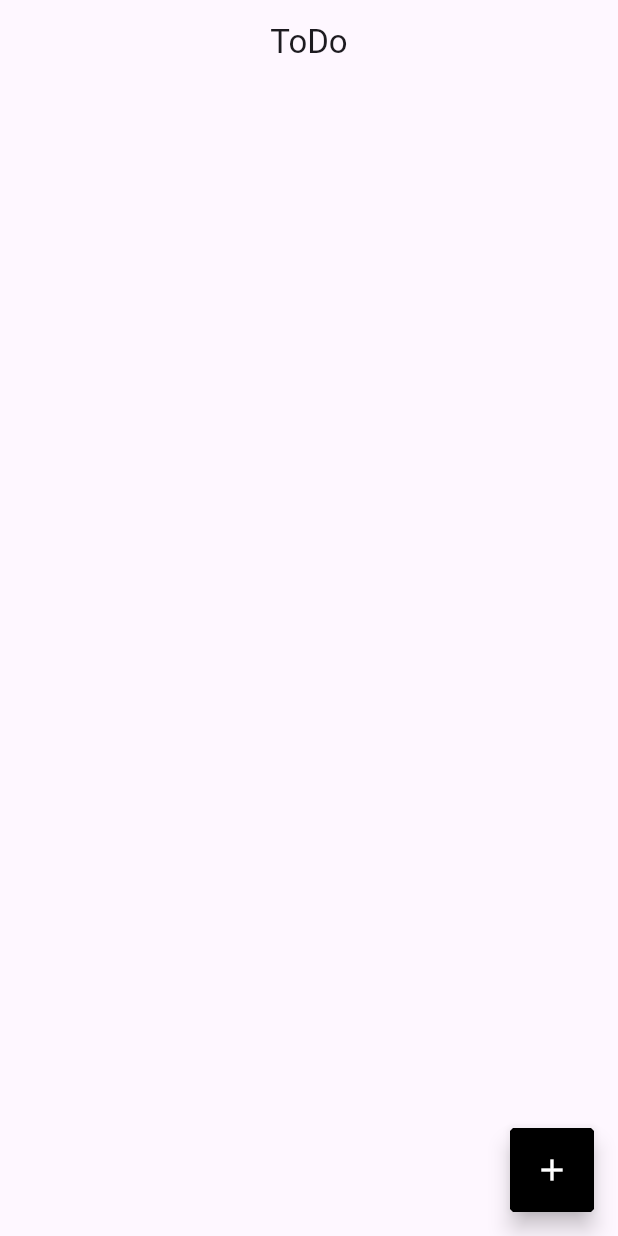
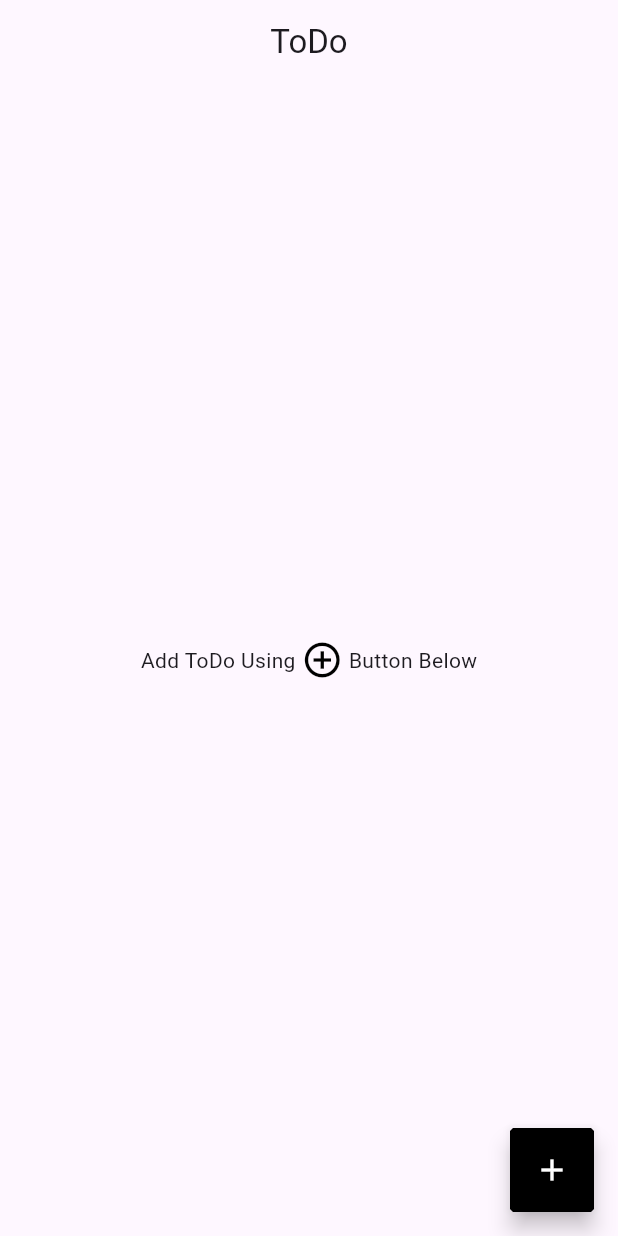
Before and after one commit to shijinthottiyil/mylearning, a Flutter app: the screen it shows after launch, on a phone screen of 412 x 824 dp. Run offline on Flutter 3.47's test engine with Material 3 defaults, Android fonts, the light colour scheme and no system bars; our stand-ins replace bloc, equatable, flutter_bloc, flutter_slidable.

Commit message:
TODO STOPED FOR PORTFOLIO

```diff
--- a/lib/feature/todo/bloc/todo_state.dart
+++ b/lib/feature/todo/bloc/todo_state.dart
@@ -7,8 +7,6 @@ sealed class TodoState extends Equatable {
   List<Object> get props => [];
 }
 
-final class TodoInitial extends TodoState {}
-
 final class TodoDataState extends TodoState {
   final List<ToDoModel> toDoModelList;
   const TodoDataState({required this.toDoModelList});
@@ -16,5 +14,3 @@ final class TodoDataState extends TodoState {
   @override
   List<Object> get props => [toDoModelList];
 }
-
-final class TodoAddedState extends TodoState {}
--- a/lib/feature/todo/view/todo_view.dart
+++ b/lib/feature/todo/view/todo_view.dart
@@ -1,5 +1,6 @@
 import 'package:flutter/material.dart';
 import 'package:flutter_bloc/flutter_bloc.dart';
+import 'package:flutter_slidable/flutter_slidable.dart';
 import 'package:mylearning/feature/todo/bloc/todo_bloc.dart';
 import 'package:mylearning/feature/todo/model/todo_model.dart';
 import 'package:mylearning/util/ui/constant/app_border_radius.dart';
@@ -40,15 +41,67 @@ class _ToDoViewState extends State<ToDoView> {
       body: BlocConsumer<TodoBloc, TodoState>(
         builder: (context, state) {
           if (state is TodoDataState) {
-            return ListView.separated(
-              itemBuilder: (context, index) {
-                final ToDoModel toDoModel = state.toDoModelList[index];
-                return ListTile(
-                  title: Text(toDoModel.name),
-                );
-              },
-              separatorBuilder: (context, index) => AppSpacing.gapH4,
-              itemCount: state.toDoModelList.length,
+            if (state.toDoModelList.isEmpty) {
+              return Center(
+                child: Row(
+                  mainAxisAlignment: MainAxisAlignment.center,
+                  children: [
+                    Text('Add ToDo Using '),
+                    Icon(
+                      Icons.add_circle_outline,
+                      color: AppColors.kBlack,
+                      size: 28,
+                    ),
+                    Text(' Button Below')
+                  ],
+                ),
+              );
+            }
+            return Padding(
+              padding: AppPadding.padSymmetricHorizontal16,
+              child: ListView.separated(
+                itemBuilder: (context, index) {
+                  final ToDoModel toDoModel = state.toDoModelList[index];
+                  return Slidable(
+                    // The end action pane is the one at the right or the bottom side.
+                    endActionPane: const ActionPane(
+                      motion: DrawerMotion(),
+                      children: [
+                        SlidableAction(
+                          // An action can be bigger than the others.
+
+                          onPressed: doNothing,
+                          backgroundColor: Colors.red,
+                          foregroundColor: Colors.white,
+                          icon: Icons.delete_rounded,
+                        ),
+                      ],
+                    ),
+                    child: ExpansionTile(
+                      backgroundColor: AppColors.kWhite,
+                      collapsedBackgroundColor: AppColors.kWhite,
+                      title: Text(
+                        toDoModel.name,
+                        style: AppTypography.kBold12,
+                      ),
+                      collapsedShape: BeveledRectangleBorder(
+                        borderRadius: AppBorderRadius.circular2,
+                        side: BorderSide(color: AppColors.kBlack, width: 0.1),
+                      ),
+                      shape: BeveledRectangleBorder(
+                        borderRadius: AppBorderRadius.circular2,
+                        side: BorderSide(color: AppColors.kBlack, width: 0.1),
+                      ),
+                      childrenPadding:
+                          EdgeInsets.only(left: 16, right: 16, bottom: 16),
+                      expandedAlignment: Alignment.centerLeft,
+                      children: [Text(toDoModel.description)],
+                    ),
+                  );
+                },
+                separatorBuilder: (context, index) => AppSpacing.gapH16,
+                itemCount: state.toDoModelList.length,
+              ),
             );
           }
           return Container();
@@ -199,3 +252,5 @@ InputDecoration _inputDecoration({required String hintText}) {
     filled: true,
   );
 }
+
+void doNothing(BuildContext context) {}
--- a/lib/util/ui/constant/app_typography.dart
+++ b/lib/util/ui/constant/app_typography.dart
@@ -4,6 +4,11 @@ class AppTypography {
   // Bold.
   static const kBold12 = TextStyle(
     fontSize: 12,
+    fontWeight: FontWeight.bold,
+    letterSpacing: 0.5,
+  );
+  static const kBold16 = TextStyle(
+    fontSize: 16,
     fontWeight: FontWeight.bold,
     letterSpacing: 0.5,
   );
--- a/pubspec.yaml
+++ b/pubspec.yaml
@@ -34,6 +34,7 @@ dependencies:
   flutter:
     sdk: flutter
   flutter_bloc: ^8.1.6
+  flutter_slidable: ^3.1.1
 
 dev_dependencies:
   flutter_lints: ^2.0.0
```
Also changed, not shown: pubspec.lock, 2 other files.
